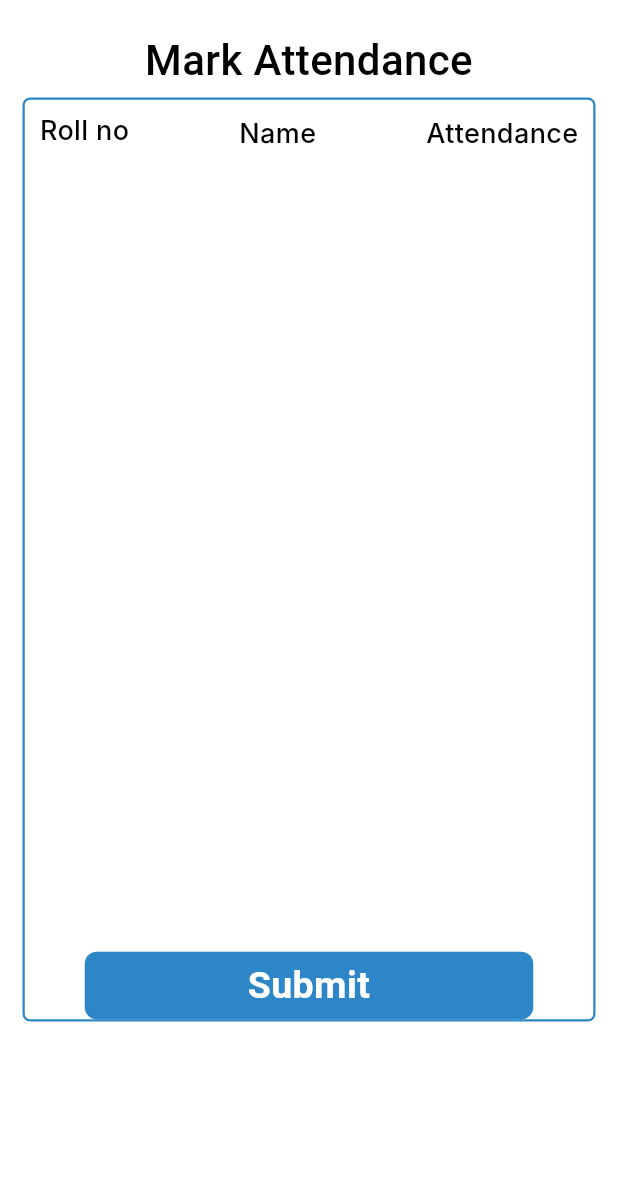
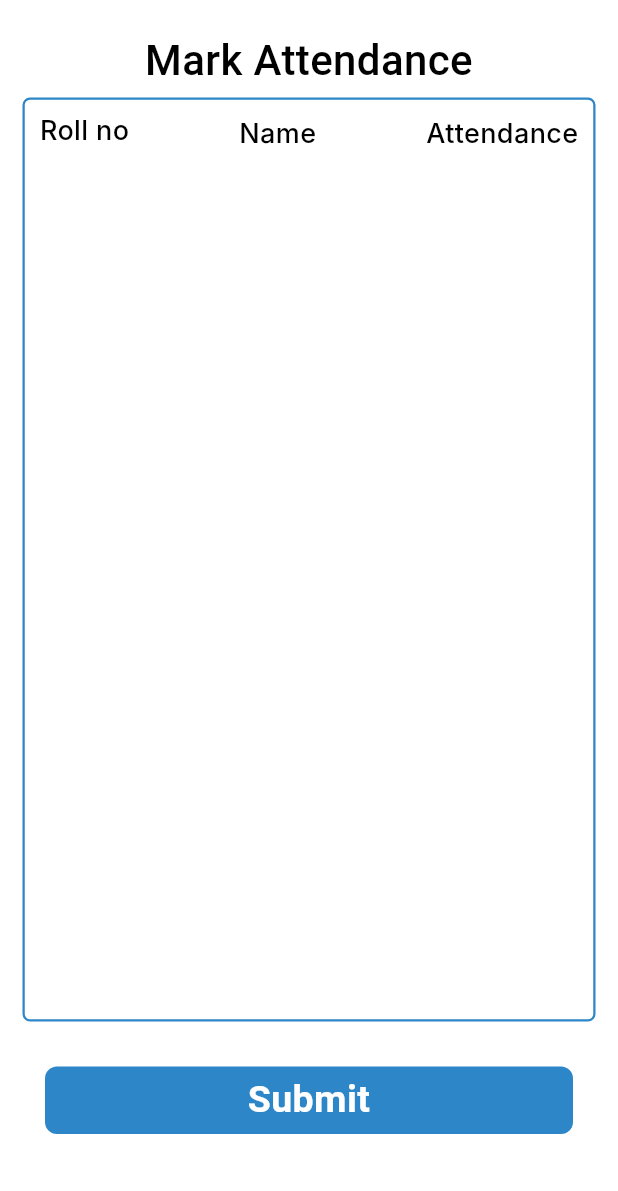
Before and after one commit to dhrisyapn/attendix, a Flutter app: the MarkAttendancePage screen opened directly with empty values, on a phone screen of 412 x 824 dp, the part 45-1236 px from its top. Run offline on Flutter 3.47's test engine with Material 3 defaults, Android fonts, the phone set to English and light mode, and no system bars; our stand-ins replace cloud_firestore, firebase_auth, firebase_core; accounts and stored records are empty; Roboto replaces fonts that are missing (Inter, Poppins).

Commit message:
Update markattendance.dart

```diff
--- a/lib/markattendance.dart
+++ b/lib/markattendance.dart
@@ -197,8 +197,13 @@ class _MarkAttendancePageState extends State<MarkAttendancePage> {
                           },
                         ),
                       ),
+                    ],
+                  ),
+                ),
+              ),
+            ),
             Padding(
-                        padding: const EdgeInsets.only(left: 30, right: 30),
+              padding: const EdgeInsets.only(left: 30, right: 30, top: 30),
               child: GestureDetector(
                 onTap: () {
                   markAttendance();
@@ -230,11 +235,6 @@ class _MarkAttendancePageState extends State<MarkAttendancePage> {
           ],
         ),
       ),
-              ),
-            ),
-          ],
-        ),
-      ),
     );
   }
 }
```
Lines whose indentation alone changed are shown as unchanged.
